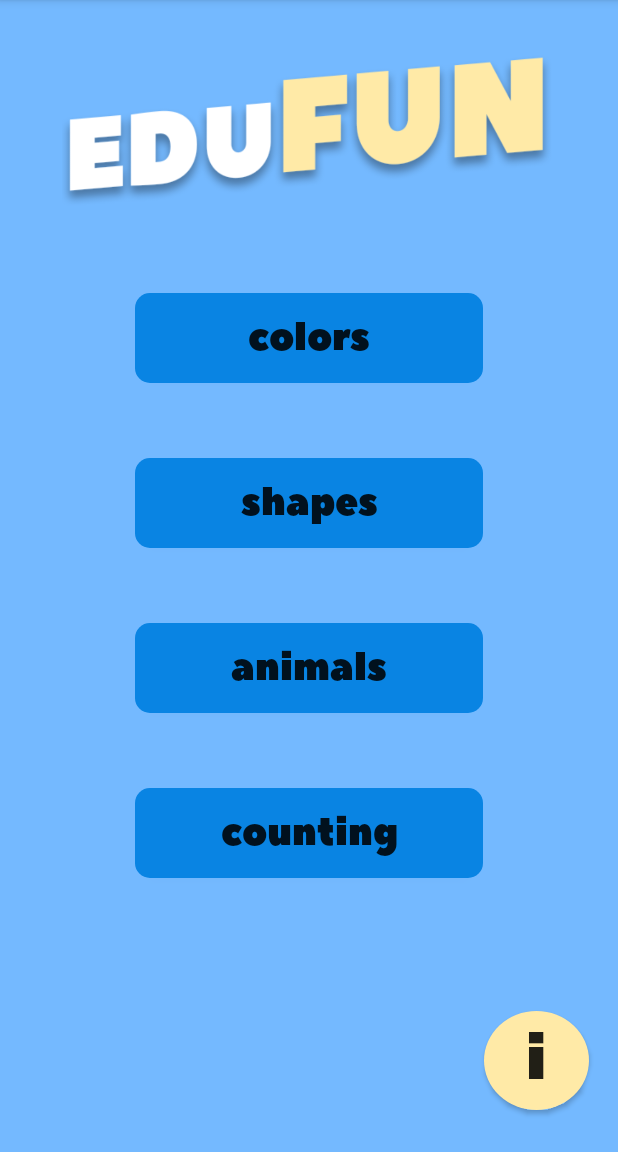
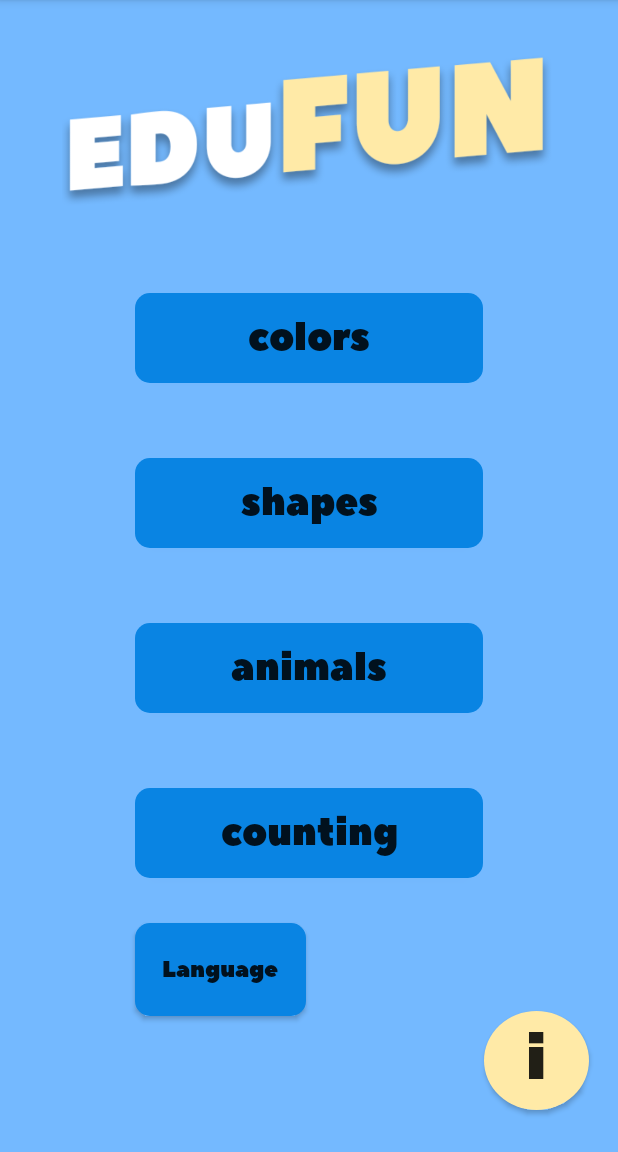
Before and after one commit to Tiltins7/edufun, an Android app: the screen it shows after launch (MainActivity), on a phone screen of 412 x 824 dp, the part 84-1236 px from its top. Run offline under Robolectric (Android 15) with nearby library versions, the phone set to English and light mode, and no system bars.

Commit message:
nomainiju visu hardcoded textu uz string failiem, added spanish language

```diff
--- a/app/src/main/res/layout/activity_main.xml
+++ b/app/src/main/res/layout/activity_main.xml
@@ -106,6 +106,27 @@
         app:layout_constraintTop_toBottomOf="@+id/button3" />
 
     <Button
+        android:id="@+id/langbutton"
+        android:layout_width="114dp"
+        android:layout_height="62dp"
+        android:layout_marginStart="90dp"
+        android:layout_marginLeft="90dp"
+        android:layout_marginTop="140dp"
+        android:layout_marginEnd="90dp"
+        android:layout_marginRight="90dp"
+        android:background="@drawable/rounded_button"
+        android:shadowColor="#00000000"
+        android:text="@string/lang"
+        android:textAllCaps="false"
+        android:textSize="15sp"
+        android:typeface="normal"
+        app:fontFamily="@font/peace_sans"
+        app:layout_constraintEnd_toEndOf="parent"
+        app:layout_constraintHorizontal_bias="0.0"
+        app:layout_constraintStart_toStartOf="parent"
+        app:layout_constraintTop_toBottomOf="@+id/button3" />
+
+    <Button
         android:id="@+id/button5"
         android:layout_width="70dp"
         android:layout_height="66dp"
@@ -125,4 +146,6 @@
         app:layout_constraintStart_toStartOf="parent" />
 
 
+
+
 </androidx.constraintlayout.widget.ConstraintLayout>
--- a/app/src/main/res/values/strings.xml
+++ b/app/src/main/res/values/strings.xml
@@ -9,4 +9,5 @@
     <string name="main_button_animals">animals</string>
     <string name="main_information">i</string>
     <string name="image_desc">Main screen logo</string>
+    <string name="lang">Language</string>
 </resources>
```
Also changed, not shown: app/src/main/java/com/example/edufun/MainActivity.kt (+48 -1 lines), 1 other file.
